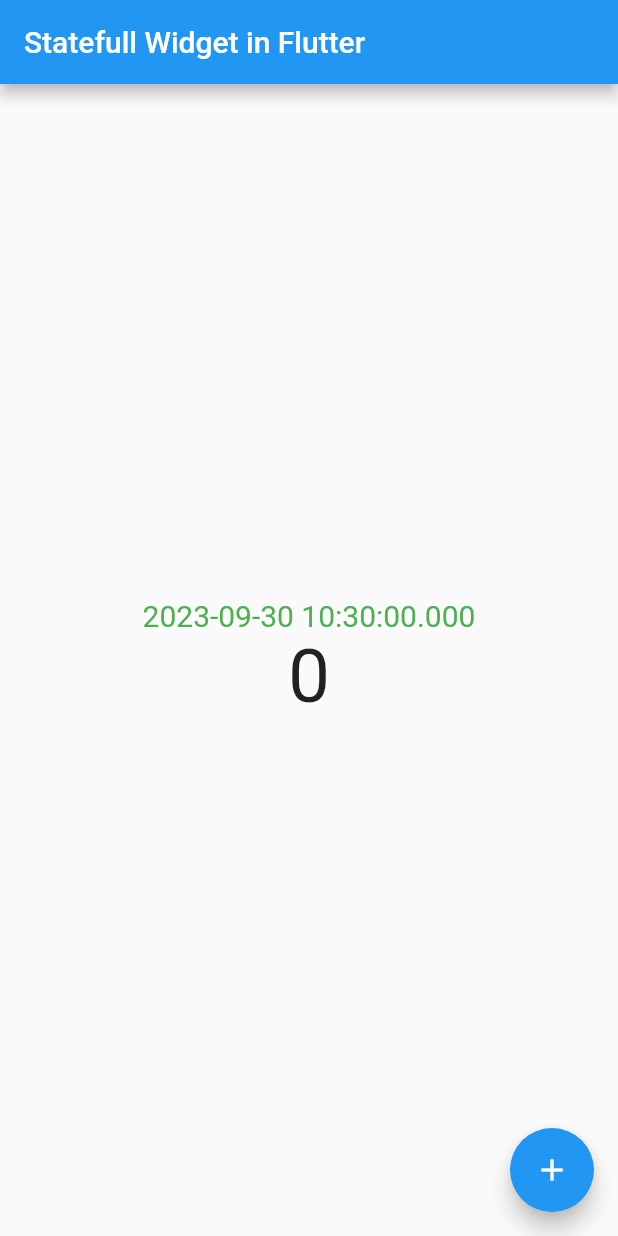
After one commit to SHOAIB1050/state_management_in_flutter, a Flutter app: the screen it shows after launch, on a phone screen of 412 x 824 dp. The commit adds this screen. Run offline on Flutter 3.47's test engine with Material 2 defaults, Android fonts, the phone set to English and light mode, and no system bars.

Commit message:
Statefull_Widget in Flutter

```diff
--- /dev/null
+++ b/lib/Statefull_Widget.dart
@@ -0,0 +1,41 @@
+import 'package:flutter/material.dart';
+
+class StateFullWidget extends StatefulWidget {
+  const StateFullWidget({super.key});
+
+  @override
+  State<StateFullWidget> createState() => _StateFullWidgetState();
+}
+
+class _StateFullWidgetState extends State<StateFullWidget> {
+  int count = 0;
+  @override
+  Widget build(BuildContext context) {
+    return Scaffold(
+      appBar: AppBar(
+        title: Text('Statefull Widget in Flutter'),
+      ),
+      body: Center(
+        child: Column(
+          mainAxisAlignment: MainAxisAlignment.center,
+          crossAxisAlignment: CrossAxisAlignment.center,
+          children: [
+            Text(DateTime.now().toString(), style: TextStyle(fontSize: 20,color: Colors.green),),
+            Container(
+              child: Text(count.toString(), style: TextStyle(fontSize: 50),),
+            )
+          ],
+        ),
+      ),
+      floatingActionButton: FloatingActionButton(
+        onPressed: (){
+          count++;
+          setState(() {
+
+          });
+        },
+        child: Icon(Icons.add),
+      ),
+    );
+  }
+}
--- a/lib/main.dart
+++ b/lib/main.dart
@@ -1,5 +1,7 @@
 import 'package:flutter/material.dart';
 import 'package:state_management_in_flutter/HomeScreen.dart';
+
+import 'Statefull_Widget.dart';
 
 void main() {
   runApp(const MyApp());
@@ -16,7 +18,7 @@ class MyApp extends StatelessWidget {
       theme: ThemeData(
         primaryColor: Colors.blue
       ),
-      home: homeScreen(),
+      home: StateFullWidget(),
     );
   }
 }
```
